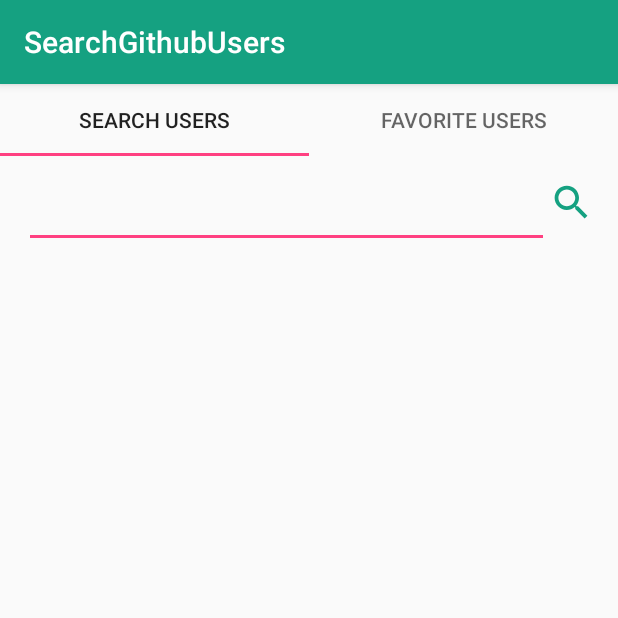
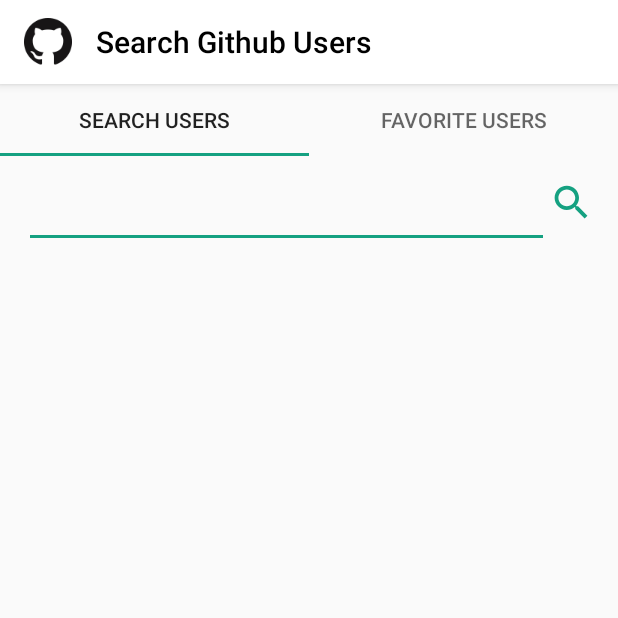
Before and after one commit to HyelimKim0716/android-github-users-mvvm, an Android app: the screen it shows after launch (MainActivity), on a phone screen of 412 x 824 dp, the top half of it. Run offline under Robolectric (Android 15) with nearby library versions, the phone set to English and light mode, and no system bars; our stand-ins replace Dagger/Hilt's generated code, RxJava, data binding; libraries missing offline, so code that uses them is left out: io.realm, io.realm.exceptions; 6 statements that could not run were skipped.

Commit message:
Search github users or favorite users when user clicked 'done' button on keyboard

```diff
--- a/app/src/main/kotlin/com/githubapi/search/searchgithubusers/di/ui/SearchUsersModule.kt
+++ b/app/src/main/kotlin/com/githubapi/search/searchgithubusers/di/ui/SearchUsersModule.kt
@@ -1,6 +1,6 @@
 package com.githubapi.search.searchgithubusers.di.ui
 
-import com.githubapi.search.searchgithubusers.ui.StickyItemDecoration
+import com.githubapi.search.searchgithubusers.ui.adapter.StickyItemDecoration
 import com.githubapi.search.searchgithubusers.ui.main.search_user.SearchUsersViewModel
 import com.githubapi.search.searchgithubusers.ui.main.search_user.search_user_list.SearchUserRecyclerViewAdapter
 import com.githubapi.search.searchgithubusers.ui.main.search_user.search_user_list.SearchUserBaseRecyclerViewHolderFactory
--- a/app/src/main/kotlin/com/githubapi/search/searchgithubusers/ui/main/MainActivity.kt
+++ b/app/src/main/kotlin/com/githubapi/search/searchgithubusers/ui/main/MainActivity.kt
@@ -1,6 +1,7 @@
 package com.githubapi.search.searchgithubusers.ui.main
 
 import android.os.Bundle
+import android.support.design.widget.AppBarLayout
 import android.support.v4.view.ViewPager
 import com.githubapi.search.searchgithubusers.R
 import com.githubapi.search.searchgithubusers.base.BaseActivity
@@ -12,19 +13,23 @@ import javax.inject.Inject
 
 class MainActivity : BaseActivity() {
 
-//    @Inject
-//    lateinit var fragmentPagerAdapter: MainTabFragmentPagerAdapter
-
     @Inject
     lateinit var searchUsersFragment: SearchUsersFragment
 
     @Inject
     lateinit var favoriteUsersFragment: FavoriteUsersFragment
 
+    private var toolbarLayoutParams: AppBarLayout.LayoutParams ?= null
 
     override fun onCreate(savedInstanceState: Bundle?) {
         super.onCreate(savedInstanceState)
         setContentView(R.layout.activity_main)
+
+        setSupportActionBar(main_toolbar)
+
+        supportActionBar?.setHomeButtonEnabled(true)
+        toolbarLayoutParams = main_toolbar.layoutParams as? AppBarLayout.LayoutParams
+
 
         val fragmentPagerAdapter = MainTabFragmentPagerAdapter(supportFragmentManager).apply {
             clearFragment()
@@ -47,4 +52,5 @@ class MainActivity : BaseActivity() {
 
         })
     }
+
 }
--- a/app/src/main/kotlin/com/githubapi/search/searchgithubusers/ui/main/favorite_user/FavoriteUsersFragment.kt
+++ b/app/src/main/kotlin/com/githubapi/search/searchgithubusers/ui/main/favorite_user/FavoriteUsersFragment.kt
@@ -3,14 +3,15 @@ package com.githubapi.search.searchgithubusers.ui.main.favorite_user
 import android.os.Bundle
 import android.support.v7.widget.GridLayoutManager
 import android.view.View
+import android.view.inputmethod.EditorInfo
+import android.widget.TextView
 import com.githubapi.search.searchgithubusers.R
 import com.githubapi.search.searchgithubusers.base.BaseDataBindingFragment
 import com.githubapi.search.searchgithubusers.common.LogMgr
 import com.githubapi.search.searchgithubusers.data.model.UserItem
 import com.githubapi.search.searchgithubusers.databinding.FragmentFavoriteUsersBinding
 import com.githubapi.search.searchgithubusers.extensions.hideKeyboard
-import com.githubapi.search.searchgithubusers.ui.StickyItemDecoration
-import com.githubapi.search.searchgithubusers.ui.StickyItemDecorationCallback
+import com.githubapi.search.searchgithubusers.ui.adapter.StickyItemDecorationCallback
 import com.githubapi.search.searchgithubusers.ui.main.MainViewEvent
 import com.githubapi.search.searchgithubusers.ui.main.MainViewModel
 import com.githubapi.search.searchgithubusers.ui.main.favorite_user.favorite_user_list.FavoriteUserRecyclerViewAdapter
@@ -68,6 +69,7 @@ class FavoriteUsersFragment: BaseDataBindingFragment<FragmentFavoriteUsersBindin
         super.onViewCreated(view, savedInstanceState)
 
         binding.viewModel = favoriteUsersViewModel
+        favoriteUsers_etUserName.setOnEditorActionListener(editorActionListener)
         favoriteUsers_rvFavoriteUsers.layoutManager = GridLayoutManager(context, 3)
         favoriteUsers_rvFavoriteUsers.adapter = adapter
     }
@@ -121,7 +123,8 @@ class FavoriteUsersFragment: BaseDataBindingFragment<FragmentFavoriteUsersBindin
 
     private fun refreshAddedOneUserList(userItem: UserItem) {
         favoriteUsersViewModel.searchedFavoriteUserList.add(userItem)
-        adapter.notifyItemInserted(favoriteUsersViewModel.searchedFavoriteUserList.size.minus(1))
+        favoriteUsersViewModel.searchedFavoriteUserList.sort()
+        adapter.notifyDataSetChanged()
     }
 
     private fun deleteOneItem(position: Int) {
@@ -141,6 +144,13 @@ class FavoriteUsersFragment: BaseDataBindingFragment<FragmentFavoriteUsersBindin
         adapter.notifyDataSetChanged()
     }
 
+    private val editorActionListener = TextView.OnEditorActionListener { v, actionId, event ->
+        if (actionId == EditorInfo.IME_ACTION_DONE)
+            favoriteUsersViewModel.searchFavoriteUsers()
+
+        false
+    }
+
     private val decorationCallback: StickyItemDecorationCallback = object : StickyItemDecorationCallback {
         override fun isSection(position: Int): Boolean {
             return position == 0
--- a/app/src/main/kotlin/com/githubapi/search/searchgithubusers/ui/main/search_user/SearchUsersViewModel.kt
+++ b/app/src/main/kotlin/com/githubapi/search/searchgithubusers/ui/main/search_user/SearchUsersViewModel.kt
@@ -25,6 +25,7 @@ class SearchUsersViewModel(private val searchUsersApi: GithubSearchUserApi, priv
     fun searchUsers() {
         sendUsersViewEvent(SearchUsersViewEvent.HIDE_KEYBOARD, 0)
 
+        searchedUserList.clear()
         userName.get()?.let {
             searchUsersApi.searchUsers(it)
                     .subscribe({
--- a/app/src/main/res/layout/activity_main.xml
+++ b/app/src/main/res/layout/activity_main.xml
@@ -6,17 +6,32 @@
     android:layout_height="match_parent"
     tools:context=".ui.main.MainActivity">
 
+    <android.support.design.widget.AppBarLayout
+        android:id="@+id/main_appBarLayout"
+        android:layout_width="match_parent"
+        android:layout_height="wrap_content" >
+
+        <android.support.v7.widget.Toolbar
+            android:id="@+id/main_toolbar"
+            style="@style/Toolbar"
+            app:logo="@mipmap/ic_github"
+            app:title="@string/app_name"
+            app:contentInsetStart="@dimen/default_margin"
+            app:titleMarginStart="32dp" />
+    </android.support.design.widget.AppBarLayout>
+
     <android.support.design.widget.TabLayout
         android:id="@+id/main_tabLayout"
         android:layout_width="match_parent"
         android:layout_height="wrap_content"
         app:tabMode="fixed"
-        app:layout_constraintTop_toTopOf="parent" />
+        app:layout_constraintTop_toBottomOf="@id/main_appBarLayout" />
 
     <android.support.v4.view.ViewPager
         android:id="@+id/main_viewPager"
         android:layout_width="match_parent"
         android:layout_height="0dp"
+        app:layout_constraintVertical_weight="1"
         app:layout_constraintTop_toBottomOf="@id/main_tabLayout"
         app:layout_constraintBottom_toBottomOf="parent" />
 
--- a/app/src/main/res/layout/fragment_favorite_users.xml
+++ b/app/src/main/res/layout/fragment_favorite_users.xml
@@ -37,7 +37,6 @@
             android:layout_width="match_parent"
             android:layout_height="0dp"
             app:layout_constraintVertical_weight="1"
-            android:padding="@dimen/default_padding"
             app:layout_constraintTop_toBottomOf="@id/favoriteUsers_etUserName"
             app:layout_constraintBottom_toBottomOf="parent"
             app:layoutManager="android.support.v7.widget.GridLayoutManager"
--- a/app/src/main/res/layout/fragment_search_users.xml
+++ b/app/src/main/res/layout/fragment_search_users.xml
@@ -40,7 +40,8 @@
             app:layout_constraintTop_toBottomOf="@id/searchUsers_etUserName"
             app:layout_constraintBottom_toBottomOf="parent"
             app:layoutManager="android.support.v7.widget.LinearLayoutManager"
-            android:scrollbars="vertical" />
+            android:scrollbars="vertical"
+            />
 
     </android.support.constraint.ConstraintLayout>
 </layout>
--- a/app/src/main/res/layout/recycler_view_sticky_header_decoration.xml
+++ b/app/src/main/res/layout/recycler_view_sticky_header_decoration.xml
@@ -8,9 +8,9 @@
         android:id="@+id/stickyHeader_tvHeader"
         android:layout_width="match_parent"
         android:layout_height="wrap_content"
-        android:padding="10dp"
+        android:padding="5dp"
         android:text="header"
-        android:textSize="20sp"
+        android:textSize="15sp"
         android:textColor="@color/colorPrimaryDark"
         android:background="@color/green_50"
         />
--- a/app/src/main/res/values/colors.xml
+++ b/app/src/main/res/values/colors.xml
@@ -7,8 +7,9 @@
     <color name="green_700">#018B69</color>     <!-- Small -->
     <color name="green_50">#E7F5F2</color>     <!-- Contents -->
 
-    <color name="colorPrimary">@color/green_500</color>
-    <color name="colorPrimaryDark">@color/green_700</color>
+    <color name="githubStatusBar">#25292e</color>
+    <color name="colorPrimary">#FFFFFF</color>
+    <color name="colorPrimaryDark">#000000</color>
     <color name="colorAccent">#FF4081</color>
 
 </resources>
--- a/app/src/main/res/values/strings.xml
+++ b/app/src/main/res/values/strings.xml
@@ -1,5 +1,5 @@
 <resources>
-    <string name="app_name">SearchGithubUsers</string>
+    <string name="app_name">Search Github Users</string>
 
     <string name="input_user_name">검색어를 입력하세요.</string>
 </resources>
--- a/app/src/main/res/values/styles.xml
+++ b/app/src/main/res/values/styles.xml
@@ -1,11 +1,21 @@
 <resources>
 
     <!-- Base application theme. -->
-    <style name="AppTheme" parent="Theme.AppCompat.Light.DarkActionBar">
+    <style name="Base.AppTheme" parent="Theme.AppCompat.Light.NoActionBar">
         <!-- Customize your theme here. -->
         <item name="colorPrimary">@color/colorPrimary</item>
         <item name="colorPrimaryDark">@color/colorPrimaryDark</item>
-        <item name="colorAccent">@color/colorAccent</item>
+        <item name="colorAccent">@color/green_500</item>
     </style>
 
+    <style name="AppTheme" parent="Base.AppTheme" />
+
+
+    <style name="Toolbar">
+        <item name="android:layout_width">match_parent</item>
+        <item name="android:layout_height">?attr/actionBarSize</item>
+        <item name="android:background">?attr/colorPrimary</item>
+        <item name="titleTextColor">@color/colorPrimaryDark</item>
+        <item name="elevation">4dp</item>
+    </style>
 </resources>
```
Also changed, not shown: app/src/main/kotlin/com/githubapi/search/searchgithubusers/base/BaseItemDecoration.kt (deleted, +0 -106 lines), app/src/main/kotlin/com/githubapi/search/searchgithubusers/ui/StickyHeaderInterface.kt (deleted, +0 -24 lines), app/src/main/kotlin/com/githubapi/search/searchgithubusers/ui/adapter/StickyItemDecoration.kt (renamed from app/src/main/kotlin/com/githubapi/search/searchgithubusers/ui/StickyItemDecoration.kt, +8 -19 lines), app/src/main/kotlin/com/githubapi/search/searchgithubusers/ui/adapter/StickyItemDecorationCallback.kt (added, +7 -0 lines), app/src/main/kotlin/com/githubapi/search/searchgithubusers/ui/main/search_user/SearchUsersFragment.kt (+18 -12 lines), app/src/main/res/mipmap-mdpi/ic_github.png (added), app/src/main/res/mipmap-xhdpi/ic_github.png (added), app/src/main/res/mipmap-xxhdpi/ic_github.png (added).
